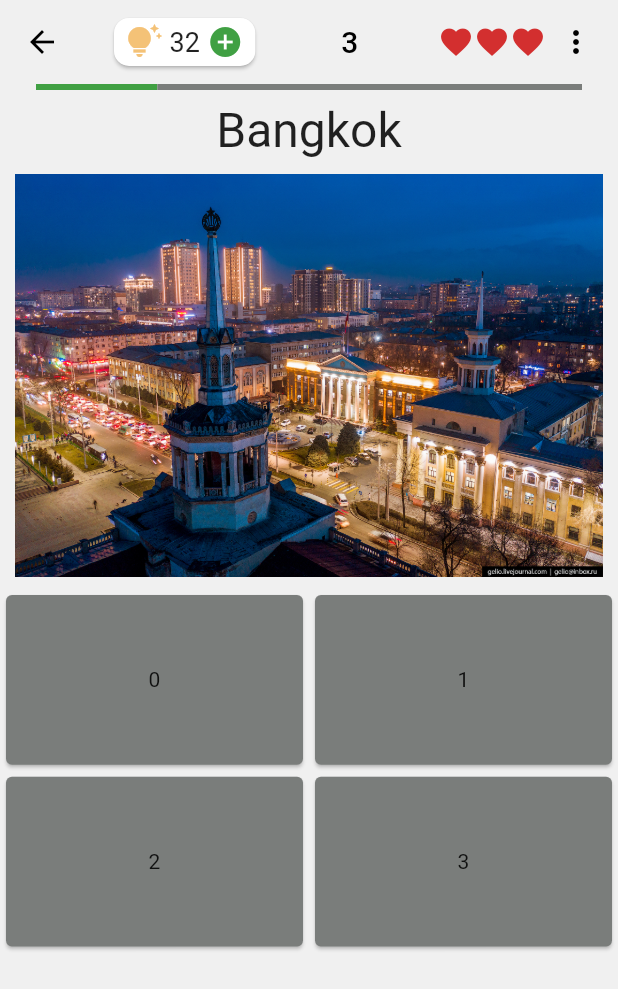
After one commit to BolotKyzy/game_test, a Flutter app: the screen it shows after launch, after a tap on "Europe", on a phone screen of 412 x 824 dp. The commit adds this screen. Shown: the top 989 px of the screen. Run offline on Flutter 3.47's test engine with Material 2 defaults, Android fonts, the light colour scheme and no system bars; our stand-ins replace flutter_svg.

Commit message:
Created test page

```diff
--- a/lib/components/continent_card.dart
+++ b/lib/components/continent_card.dart
@@ -1,18 +1,21 @@
+import 'dart:developer';
+
 import 'package:flutter/material.dart';
 import 'package:flutter_svg/flutter_svg.dart';
 
 class ContinentCard extends StatelessWidget {
-  const ContinentCard({
-    Key? key,
-    required this.item,
-  }) : super(key: key);
+  const ContinentCard({Key? key, required this.item, required this.onTap})
+      : super(key: key);
 
   final dynamic item;
+  final void Function()? onTap;
 
   @override
   Widget build(BuildContext context) {
     return Card(
       // color: Colors.black,
+      child: InkWell(
+        onTap: onTap,
         child: Column(
           children: [
             const SizedBox(height: 10),
@@ -27,6 +30,7 @@ class ContinentCard extends StatelessWidget {
             )
           ],
         ),
+      ),
     );
   }
 }
--- /dev/null
+++ b/lib/components/test_page_app_bar.dart
@@ -0,0 +1,55 @@
+import 'package:flutter/material.dart';
+import 'package:which_country/constants/app_color.dart';
+
+class TestPageAppBar extends StatelessWidget {
+  const TestPageAppBar({
+    Key? key,
+  }) : super(key: key);
+
+  @override
+  Widget build(BuildContext context) {
+    return Row(
+      mainAxisAlignment: MainAxisAlignment.spaceBetween,
+      children: [
+        Card(
+          shape:
+              RoundedRectangleBorder(borderRadius: BorderRadius.circular(10)),
+          child: Padding(
+            padding: const EdgeInsets.symmetric(vertical: 4, horizontal: 8),
+            child: Row(
+              children: const [
+                Icon(Icons.tips_and_updates, color: AppColors.yellow),
+                Padding(
+                  padding: EdgeInsets.symmetric(horizontal: 5),
+                  child: Text(
+                    '32',
+                    style: TextStyle(fontSize: 18),
+                  ),
+                ),
+                Icon(
+                  Icons.add_circle,
+                  color: AppColors.green,
+                )
+              ],
+            ),
+          ),
+        ),
+        Text('3'),
+        Row(children: [
+          SizedBox(
+            width: 70,
+            height: 30,
+            child: ListView.builder(
+                scrollDirection: Axis.horizontal,
+                itemCount: 3,
+                itemBuilder: (context, index) {
+                  return const Icon(Icons.favorite, color: AppColors.red);
+                }),
+          ),
+          const SizedBox(width: 10),
+          const Icon(Icons.more_vert),
+        ])
+      ],
+    );
+  }
+}
--- /dev/null
+++ b/lib/components/test_slider.dart
@@ -0,0 +1,30 @@
+import 'package:flutter/material.dart';
+
+import '../constants/app_color.dart';
+
+class TestSlider extends StatelessWidget {
+  const TestSlider({
+    Key? key,
+  }) : super(key: key);
+
+  @override
+  Widget build(BuildContext context) {
+    return Padding(
+      padding: const EdgeInsets.symmetric(horizontal: 24),
+      child: SliderTheme(
+        data: SliderThemeData(
+            overlayShape: SliderComponentShape.noOverlay,
+            thumbShape: SliderComponentShape.noThumb,
+            trackShape: const RectangularSliderTrackShape()),
+        child: Slider(
+          activeColor: AppColors.green,
+          inactiveColor: AppColors.grey,
+          value: 6.toDouble(),
+          min: 2.0,
+          max: 20,
+          onChanged: (double val) {},
+        ),
+      ),
+    );
+  }
+}
--- /dev/null
+++ b/lib/components/test_variants.dart
@@ -0,0 +1,26 @@
+import 'package:flutter/material.dart';
+
+import '../constants/app_color.dart';
+
+class TestVariants extends StatelessWidget {
+  const TestVariants({
+    Key? key,
+  }) : super(key: key);
+
+  @override
+  Widget build(BuildContext context) {
+    return Expanded(
+        flex: 4,
+        child: GridView.builder(
+            gridDelegate: const SliverGridDelegateWithFixedCrossAxisCount(
+                crossAxisCount: 2, childAspectRatio: 1.7),
+            itemCount: 4,
+            itemBuilder: (BuildContext context, int index) {
+              return InkWell(
+                  onTap: () {},
+                  child: Card(
+                      color: AppColors.grey,
+                      child: Center(child: Text(index.toString()))));
+            }));
+  }
+}
--- a/lib/constants/app_color.dart
+++ b/lib/constants/app_color.dart
@@ -5,4 +5,8 @@ class AppColors {
   static const Color white = Color(0xffFFFFFF);
   static const Color blue = Color(0xff0700EF);
   static const Color red = Color(0xffD32F2F);
+  static const Color black = Colors.black;
+  static const Color yellow = Color(0xffF4C277);
+  static const Color green = Color(0xff40A043);
+  static const Color grey = Color(0xff7A7D7B);
 }
--- a/lib/pages/asia.dart
+++ /dev/null
@@ -1,25 +0,0 @@
-import 'package:flutter/material.dart';
-import 'package:which_country/pages/home_page.dart';
-
-class Asia extends StatefulWidget {
-  const Asia({super.key});
-
-  @override
-  State<Asia> createState() => _AsiaState();
-}
-
-class _AsiaState extends State<Asia> {
-  @override
-  Widget build(BuildContext context) {
-    return Scaffold(
-      appBar: AppBar(
-        title: const Text('Asia'),
-      ),
-      floatingActionButton: FloatingActionButton(
-        onPressed: () {
-          Navigator.pop(context);
-        },
-      ),
-    );
-  }
-}
--- a/lib/pages/home_page.dart
+++ b/lib/pages/home_page.dart
@@ -1,9 +1,11 @@
+import 'dart:developer';
+
 import 'package:flutter/material.dart';
 import 'package:which_country/components/continent_card.dart';
 import 'package:which_country/constants/app_color.dart';
 import 'package:which_country/constants/app_text.dart';
 import 'package:which_country/models/continent.dart';
-import 'package:which_country/pages/asia.dart';
+import 'package:which_country/pages/test_page.dart';
 
 class HomePage extends StatelessWidget {
   const HomePage({super.key});
@@ -34,13 +36,6 @@ class HomePage extends StatelessWidget {
               )),
         ],
       ),
-      floatingActionButton: FloatingActionButton(
-        onPressed: () {
-          Navigator.push<void>(context, MaterialPageRoute(builder: (context) {
-            return const Asia();
-          }));
-        },
-      ),
       body: Column(children: [
         const Divider(
           height: 2,
@@ -57,7 +52,17 @@ class HomePage extends StatelessWidget {
               itemCount: continents.length,
               itemBuilder: (BuildContext context, int index) {
                 final item = continents[index];
-                return ContinentCard(item: item);
+                return ContinentCard(
+                  item: item,
+                  onTap: () {
+                    Navigator.push<void>(
+                      context,
+                      MaterialPageRoute<void>(
+                        builder: (BuildContext context) => const TestPage(),
+                      ),
+                    );
+                  },
+                );
               }),
         ),
       ]),
--- /dev/null
+++ b/lib/pages/test_page.dart
@@ -0,0 +1,41 @@
+import 'package:flutter/material.dart';
+import 'package:which_country/components/test_page_app_bar.dart';
+// import 'package:which_country/components/test_page_app_bar.dart';
+import 'package:which_country/constants/app_color.dart';
+
+import '../components/test_slider.dart';
+import '../components/test_variants.dart';
+
+class TestPage extends StatefulWidget {
+  const TestPage({super.key});
+
+  @override
+  State<TestPage> createState() => _TestPageState();
+}
+
+class _TestPageState extends State<TestPage> {
+  @override
+  Widget build(BuildContext context) {
+    return Scaffold(
+      backgroundColor: AppColors.bgColor,
+      appBar: AppBar(
+        backgroundColor: AppColors.bgColor,
+        elevation: 0,
+        foregroundColor: AppColors.black,
+        title: const TestPageAppBar(),
+      ),
+      body: Column(children: [
+        const TestSlider(),
+        const Text(
+          'Bangkok',
+          style: TextStyle(fontSize: 32, height: 1.5),
+        ),
+        Padding(
+          padding: const EdgeInsets.symmetric(horizontal: 10, vertical: 8),
+          child: Image.asset('assets/images/capitals/bishkek.jpg'),
+        ),
+        TestVariants()
+      ]),
+    );
+  }
+}
--- a/pubspec.yaml
+++ b/pubspec.yaml
@@ -26,6 +26,8 @@ flutter:
   uses-material-design: true
   assets:
     - assets/icons/continents/
+    - assets/images/capitals/
+
   # - images/a_dot_ham.jpeg
 
   # An image asset can refer to one or more resolution-specific "variants", see
```
Also changed, not shown: assets/images/capitals/ashhabat.jpg (added), assets/images/capitals/astana.jpg (added), assets/images/capitals/bishkek.jpg (added), assets/images/capitals/dushanbe.jpeg (added), assets/images/capitals/new_delhi.webp (added), assets/images/capitals/pekin.jpg (added), assets/images/capitals/seul.png (added), assets/images/capitals/tashkent.jpg (added). Lines whose indentation alone changed are shown as unchanged.
